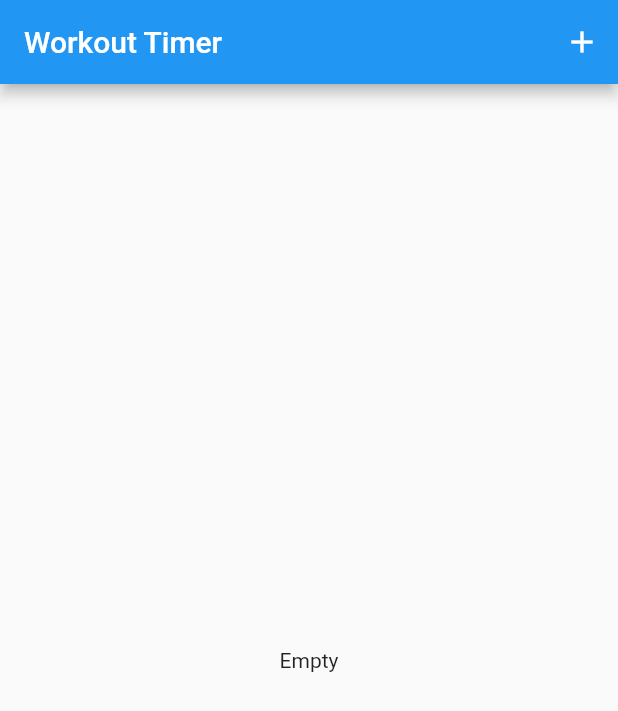
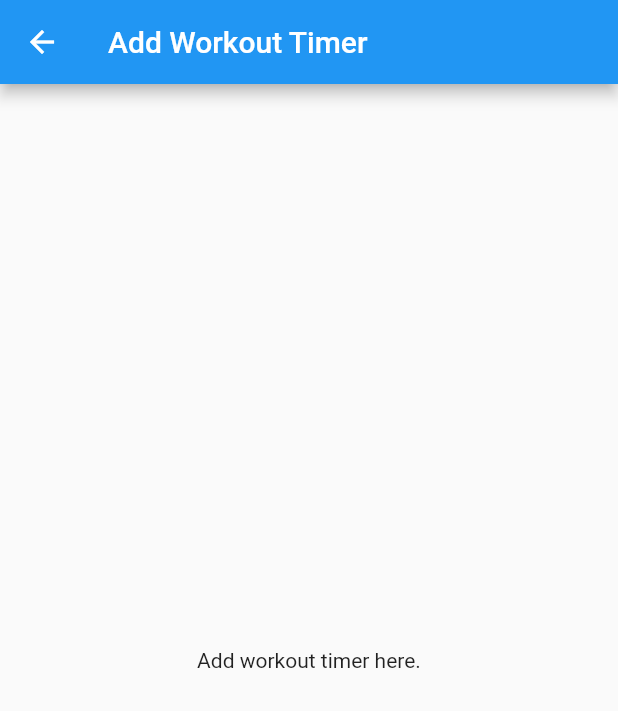
Before and after one commit to rodwanb/workout_timer, a Flutter app: the screen it shows after launch, after a tap on the "add" icon, on a phone screen of 412 x 824 dp. Shown: the top 711 px of the screen. Run offline on Flutter 3.47's test engine with Material 2 defaults, Android fonts, the phone set to English and light mode, and no system bars.

Commit message:
added home and add screen.

```diff
--- a/lib/main.dart
+++ b/lib/main.dart
@@ -1,8 +1,6 @@
 import 'package:flutter/material.dart';
-import 'package:provider/provider.dart';
-import 'package:workouttimer/models/time.dart';
+import 'package:workouttimer/screens/add_edit_workout_timer.dart';
 import 'package:workouttimer/screens/home_screen.dart';
-import 'package:workouttimer/screens/play_workout_screen.dart';
 
 void main() => runApp(MyApp());
 
@@ -16,7 +14,8 @@ class MyApp extends StatelessWidget {
       ),
       initialRoute: '/',
       routes: {
-        '/': (_) => HomeScreen()
+        '/': (_) => HomeScreen(),
+        AddEditWorkoutTimer.routeName: (_) => AddEditWorkoutTimer(),
       },
     );
   }
--- /dev/null
+++ b/lib/screens/add_edit_workout_timer.dart
@@ -0,0 +1,16 @@
+import 'package:flutter/material.dart';
+
+class AddEditWorkoutTimer extends StatelessWidget {
+  static const routeName = '/add-edit-workout-timer';
+  @override
+  Widget build(BuildContext context) {
+    return Scaffold(
+      appBar: AppBar(
+        title: Text("Add Workout Timer"),
+      ),
+      body: Center(
+        child: const Text('Add workout timer here.'),
+      ),
+    );
+  }
+}
--- a/lib/screens/home_screen.dart
+++ b/lib/screens/home_screen.dart
@@ -1,4 +1,5 @@
 import 'package:flutter/material.dart';
+import 'package:workouttimer/screens/add_edit_workout_timer.dart';
 
 class HomeScreen extends StatelessWidget {
   @override
@@ -9,7 +10,9 @@ class HomeScreen extends StatelessWidget {
         actions: <Widget>[
           IconButton(
             icon: Icon(Icons.add),
-            onPressed: () {},
+            onPressed: () {
+              Navigator.of(context).pushNamed(AddEditWorkoutTimer.routeName);
+            },
           )
         ],
       ),
```
